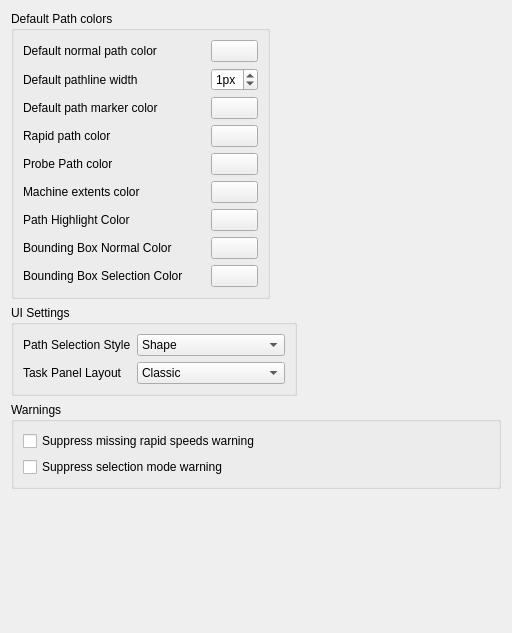
Qt form src/Mod/Path/Gui/DlgSettingsPathColor.ui (southseact-3d/fcd) before a commit.
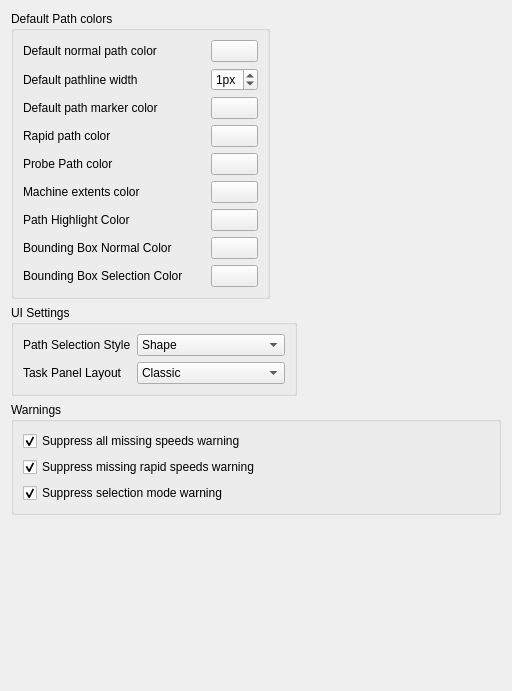
The same form after that commit. Custom widgets are drawn as their Qt base class.

Commit message: Added warning suppression for all missing speeds and changed default to true

```diff
--- a/src/Mod/Path/Gui/DlgSettingsPathColor.ui
+++ b/src/Mod/Path/Gui/DlgSettingsPathColor.ui
@@ -7,7 +7,7 @@
     <x>0</x>
     <y>0</y>
     <width>512</width>
-    <height>633</height>
+    <height>691</height>
    </rect>
   </property>
   <property name="windowTitle">
@@ -455,6 +455,25 @@
       <string>Warnings</string>
      </property>
      <layout class="QVBoxLayout" name="verticalLayout">
+      <item>
+       <widget class="Gui::PrefCheckBox" name="WarningSuppressAllSpeeds">
+        <property name="toolTip">
+         <string>Suppress all warnings about setting speed rates for accurate cycle time calculation</string>
+        </property>
+        <property name="text">
+         <string>Suppress all missing speeds warning</string>
+        </property>
+        <property name="checked">
+         <bool>true</bool>
+        </property>
+        <property name="prefEntry" stdset="0">
+         <cstring>WarningSuppressAllSpeeds</cstring>
+        </property>
+        <property name="prefPath" stdset="0">
+         <cstring>Mod/Path</cstring>
+        </property>
+       </widget>
+      </item>
       <item>
        <widget class="Gui::PrefCheckBox" name="WarningSuppressRapidSpeeds">
         <property name="toolTip">
@@ -463,6 +482,9 @@
         <property name="text">
          <string>Suppress missing rapid speeds warning</string>
         </property>
+        <property name="checked">
+         <bool>true</bool>
+        </property>
         <property name="prefEntry" stdset="0">
          <cstring>WarningSuppressRapidSpeeds</cstring>
         </property>
@@ -479,6 +501,9 @@
         <property name="text">
          <string>Suppress selection mode warning</string>
         </property>
+        <property name="checked">
+         <bool>true</bool>
+        </property>
         <property name="prefEntry" stdset="0">
          <cstring>WarningSuppressSelectionMode</cstring>
         </property>
```
Left out of the diff: 2 changed lines with no effect on the pictures. The commit also changes 4 other files.
